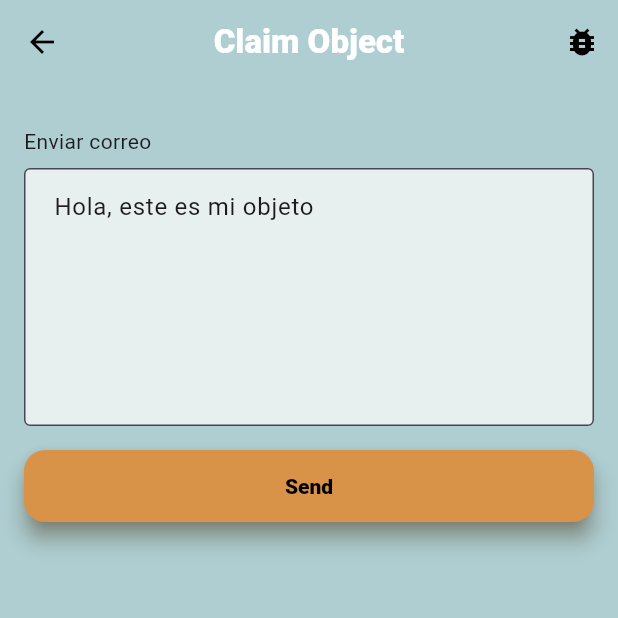
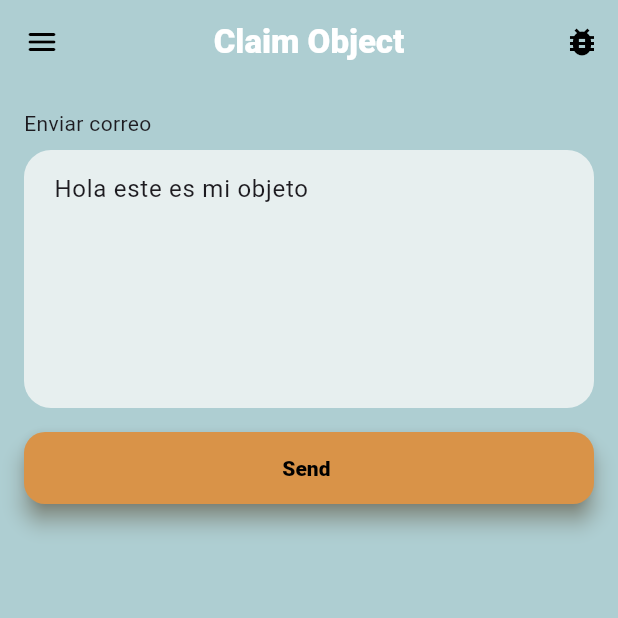
Before and after one commit to pontoandres/Group-16-LostAndFound, a Flutter app: the ClaimObjectScreen screen opened by its route, after a tap on "Send", on a phone screen of 412 x 824 dp, the top half of it. Run offline on Flutter 3.47's test engine with Material 3 defaults, Android fonts, the phone set to English and light mode, and no system bars; our stand-ins replace image_picker, supabase_flutter; accounts and stored records are empty.

```diff
--- a/flutter_app/lib/presentation/claim/claim_object_screen.dart
+++ b/flutter_app/lib/presentation/claim/claim_object_screen.dart
@@ -1,84 +1,35 @@
 import 'package:flutter/material.dart';
-import 'package:supabase_flutter/supabase_flutter.dart';
 import '../widgets/top_bar.dart';
 import '../widgets/debug_nav.dart';
-import '../../viewmodels/feed/feed_viewmodel.dart';
-import '../../routes/app_routes.dart';
-import '../../services/email_service.dart';
 
 class ClaimObjectScreen extends StatelessWidget {
   const ClaimObjectScreen({super.key});
 
   @override
   Widget build(BuildContext context) {
-    final msg = TextEditingController(text: 'Hola, este es mi objeto');
-    final arg = ModalRoute.of(context)?.settings.arguments;
-    final item = arg is FeedItem ? arg : null;
+    final msg = TextEditingController(text: 'Hola este es mi objeto');
 
     return Scaffold(
-      appBar: AppBar(
-        title: const Text('Claim Object'),
-        leading: IconButton(
-          icon: const Icon(Icons.arrow_back),
-          onPressed: () => Navigator.pop(context),
-        ),
-        actions: const [DebugNavButton()],
+      appBar: const TopBar(
+        title: 'Claim Object',
+        actions: [DebugNavButton()],
       ),
       body: Padding(
         padding: const EdgeInsets.all(16),
         child: Column(
           crossAxisAlignment: CrossAxisAlignment.start,
           children: [
-            if (item != null) Text('Reclamando: ${item.title}'),
-            const SizedBox(height: 12),
             const Text('Enviar correo'),
             const SizedBox(height: 8),
             TextField(
               controller: msg,
               maxLines: 6,
-              decoration: const InputDecoration(
-                border: OutlineInputBorder(),
-              ),
+              decoration: const InputDecoration(),
             ),
             const SizedBox(height: 16),
             ElevatedButton(
-              onPressed: () async {
-                if (item == null) return;
-
-                final client = Supabase.instance.client;
-                final currentUser = client.auth.currentUser;
-
-
-                final userRes = await client
-                    .from('profiles')
-                    .select('email')
-                    .eq('id', item.userId)
-                    .maybeSingle();
-
-                final email = userRes?['email'];
-
-
-                if (email != null && currentUser?.email != null) {
-                  await EmailService.sendEmail(
-                    to: email,
-                    subject: 'Reclamo de objeto perdido',
-                    message: msg.text,
-                    replyTo: currentUser!.email!,
-                  );
-                }
-
-                if (context.mounted) {
-                  ScaffoldMessenger.of(context).showSnackBar(
-                    const SnackBar(content: Text('Correo enviado correctamente')),
-                  );
-                  Navigator.pushNamedAndRemoveUntil(
-                    context,
-                    AppRoutes.feed,
-                    (route) => false,
-                  );
-                }
-              },
-              child: const Text('Send'),
+              onPressed: () {},
+              child: const Text('Send '),
             ),
           ],
         ),
--- a/flutter_app/lib/services/email_service.dart
+++ /dev/null
@@ -1,34 +0,0 @@
-import 'package:http/http.dart' as http;
-import 'dart:convert';
-
-class EmailService {
-
-  static const String baseUrl = 'http://10.0.2.2:3000/send';
-
-  static Future<void> sendEmail({
-    required String to,
-    required String subject,
-    required String message,
-    required String replyTo,
-  }) async {
-    try {
-      final response = await http.post(
-        Uri.parse(baseUrl),
-        headers: {'Content-Type': 'application/json'},
-        body: jsonEncode({
-          'to': to,
-          'subject': subject,
-          'message': message,
-          'replyTo': replyTo,
-        }),
-      );
-
-      if (response.statusCode != 200) {
-        throw Exception('Error al enviar correo: ${response.body}');
-      }
-    } catch (e) {
-      print('Error en EmailService: $e');
-      rethrow;
-    }
-  }
-}
```
Also changed, not shown: flutter_app/flutter_01.png (added).
